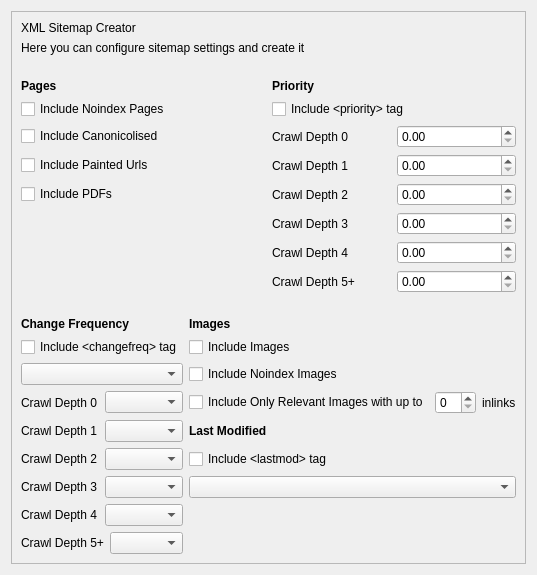
Above: seospider/ui/site_map_creator_widget.ui from andrascii/RiveSolutions_SEO_Spider before the change. Below: the same form after it.
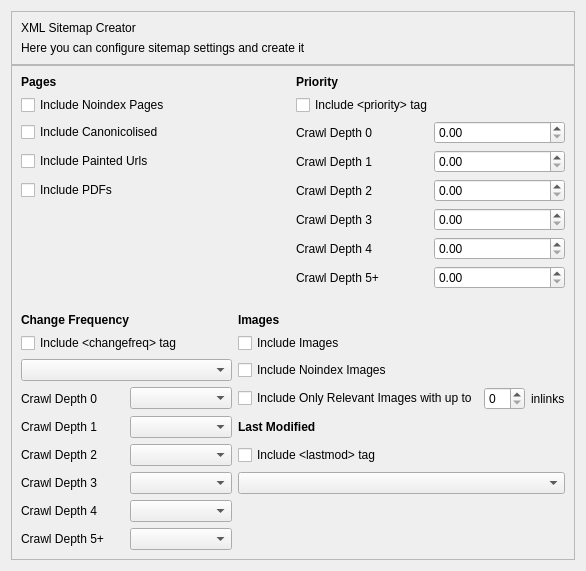
That is the form after the change.

Commit message: Обновление стилей окна создания карты сайта

Patch:
```diff
--- a/seospider/ui/site_map_creator_widget.ui
+++ b/seospider/ui/site_map_creator_widget.ui
@@ -6,16 +6,19 @@
    <rect>
     <x>0</x>
     <y>0</y>
-    <width>526</width>
-    <height>570</height>
+    <width>586</width>
+    <height>554</height>
    </rect>
   </property>
   <property name="windowTitle">
    <string>Form</string>
   </property>
-  <layout class="QVBoxLayout" name="verticalLayout_3">
+  <layout class="QVBoxLayout" name="verticalLayout_4">
+   <property name="spacing">
+    <number>0</number>
+   </property>
    <item>
-    <widget class="QFrame" name="ControlsFrame">
+    <widget class="QFrame" name="HeaderFrame">
      <property name="frameShape">
       <enum>QFrame::StyledPanel</enum>
      </property>
@@ -65,6 +68,30 @@
         </item>
        </layout>
       </item>
+     </layout>
+    </widget>
+   </item>
+   <item>
+    <widget class="QFrame" name="ControlsFrame">
+     <property name="frameShape">
+      <enum>QFrame::StyledPanel</enum>
+     </property>
+     <property name="frameShadow">
+      <enum>QFrame::Raised</enum>
+     </property>
+     <layout class="QVBoxLayout" name="verticalLayout_3">
+      <property name="leftMargin">
+       <number>0</number>
+      </property>
+      <property name="topMargin">
+       <number>0</number>
+      </property>
+      <property name="rightMargin">
+       <number>0</number>
+      </property>
+      <property name="bottomMargin">
+       <number>0</number>
+      </property>
       <item>
        <layout class="QGridLayout" name="gridLayout">
         <property name="leftMargin">
```
Left out of the diff: 2 changed lines with no effect on the pictures. The commit also changes 1 other file.
